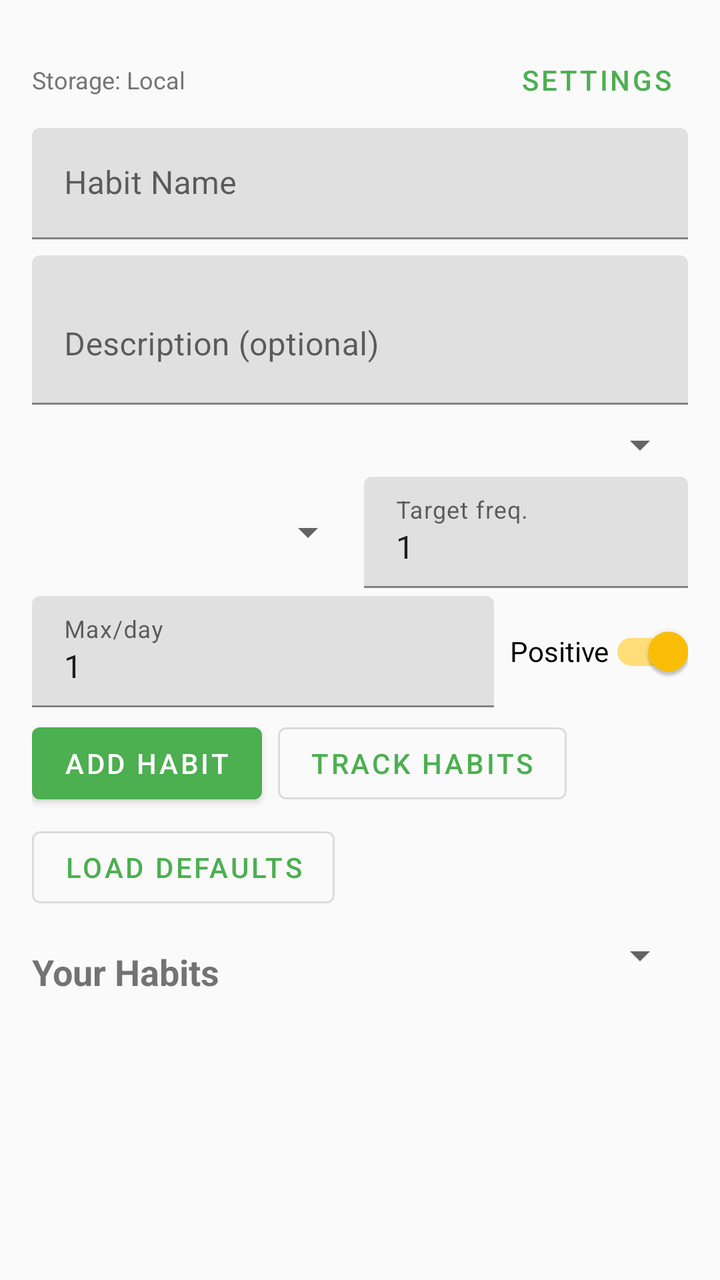
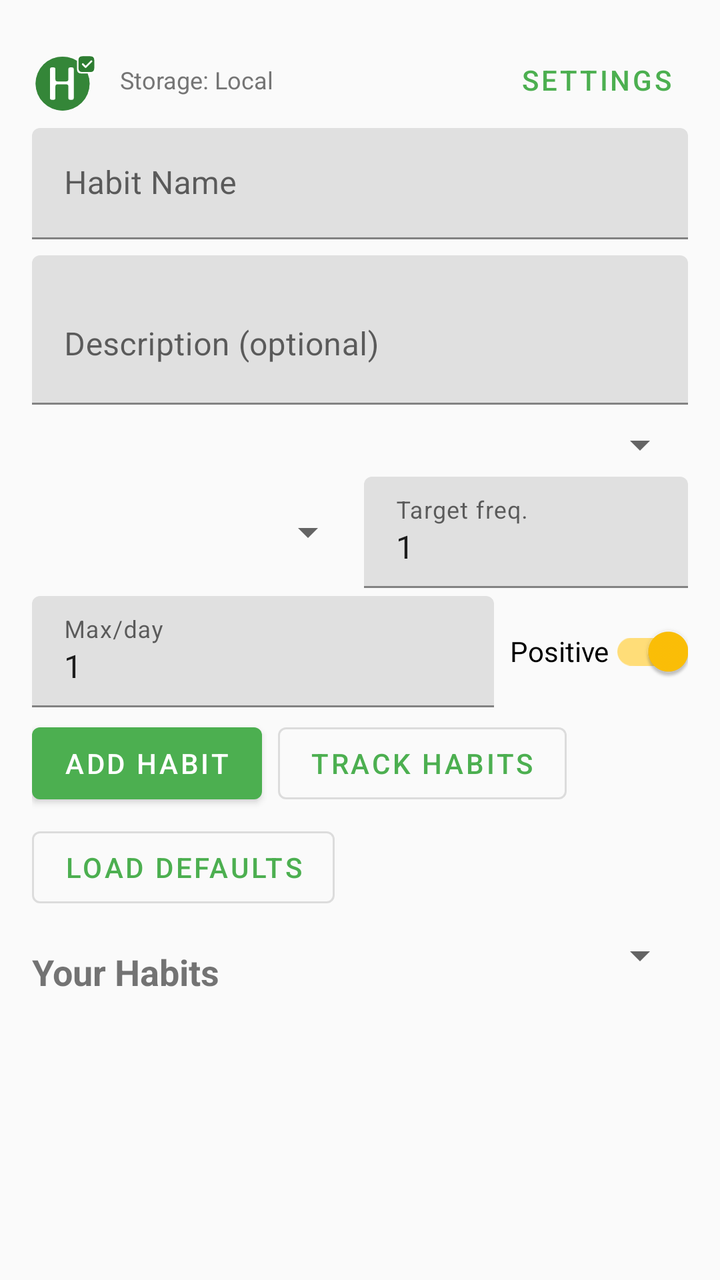

Two renders of the same Android screen: before a commit and after it. Below are the layout's source before the change and the commit's diff.
<!-- AndroidManifest.xml: application theme Theme.HabitEvaluator -->
<!-- res/layout/activity_main.xml -->
<?xml version="1.0" encoding="utf-8"?>
<androidx.constraintlayout.widget.ConstraintLayout xmlns:android="http://schemas.android.com/apk/res/android"
    xmlns:app="http://schemas.android.com/apk/res-auto"
    xmlns:tools="http://schemas.android.com/tools"
    android:layout_width="match_parent"
    android:layout_height="match_parent"
    android:padding="16dp"
    tools:context=".MainActivity">

    <LinearLayout
        android:id="@+id/toolbarLayout"
        android:layout_width="0dp"
        android:layout_height="wrap_content"
        android:orientation="horizontal"
        android:gravity="center_vertical"
        app:layout_constraintEnd_toEndOf="parent"
        app:layout_constraintStart_toStartOf="parent"
        app:layout_constraintTop_toTopOf="parent">

        <TextView
            android:id="@+id/storageModeText"
            android:layout_width="0dp"
            android:layout_height="wrap_content"
            android:layout_weight="1"
            android:text="@string/storage_mode_local"
            android:textSize="12sp"
            android:textColor="@color/text_secondary" />

        <com.google.android.material.button.MaterialButton
            android:id="@+id/settingsButton"
            android:layout_width="wrap_content"
            android:layout_height="wrap_content"
            android:text="@string/settings"
            style="@style/Widget.MaterialComponents.Button.TextButton" />
    </LinearLayout>

    <com.google.android.material.textfield.TextInputLayout
        android:id="@+id/habitNameLayout"
        android:layout_width="0dp"
        android:layout_height="wrap_content"
        android:hint="@string/habit_name_hint"
        app:layout_constraintEnd_toEndOf="parent"
        app:layout_constraintStart_toStartOf="parent"
        app:layout_constraintTop_toBottomOf="@id/toolbarLayout">

        <com.google.android.material.textfield.TextInputEditText
            android:id="@+id/habitNameInput"
            android:layout_width="match_parent"
            android:layout_height="wrap_content"
            android:inputType="text" />
    </com.google.android.material.textfield.TextInputLayout>

    <com.google.android.material.textfield.TextInputLayout
        android:id="@+id/habitDescriptionLayout"
        android:layout_width="0dp"
        android:layout_height="wrap_content"
        android:layout_marginTop="8dp"
        android:hint="@string/habit_description_hint"
        app:layout_constraintEnd_toEndOf="parent"
        app:layout_constraintStart_toStartOf="parent"
        app:layout_constraintTop_toBottomOf="@id/habitNameLayout">

        <com.google.android.material.textfield.TextInputEditText
            android:id="@+id/habitDescriptionInput"
            android:layout_width="match_parent"
            android:layout_height="wrap_content"
            android:inputType="textMultiLine"
            android:minLines="2" />
    </com.google.android.material.textfield.TextInputLayout>

    <Spinner
        android:id="@+id/categorySpinner"
        android:layout_width="0dp"
        android:layout_height="wrap_content"
        android:layout_marginTop="8dp"
        app:layout_constraintEnd_toEndOf="parent"
        app:layout_constraintStart_toStartOf="parent"
        app:layout_constraintTop_toBottomOf="@id/habitDescriptionLayout" />

    <LinearLayout
        android:id="@+id/habitParamsLayout"
        android:layout_width="0dp"
        android:layout_height="wrap_content"
        android:layout_marginTop="4dp"
        android:orientation="horizontal"
        android:gravity="center_vertical"
        app:layout_constraintEnd_toEndOf="parent"
        app:layout_constraintStart_toStartOf="parent"
        app:layout_constraintTop_toBottomOf="@id/categorySpinner">

        <Spinner
            android:id="@+id/frequencyTypeSpinner"
            android:layout_width="0dp"
            android:layout_height="wrap_content"
            android:layout_weight="1" />

        <com.google.android.material.textfield.TextInputLayout
            android:layout_width="0dp"
            android:layout_height="wrap_content"
            android:layout_weight="1"
            android:layout_marginStart="4dp"
            android:hint="@string/target_frequency_hint">

            <com.google.android.material.textfield.TextInputEditText
                android:id="@+id/targetFrequencyInput"
                android:layout_width="match_parent"
                android:layout_height="wrap_content"
                android:inputType="number"
                android:text="1" />
        </com.google.android.material.textfield.TextInputLayout>
    </LinearLayout>

    <LinearLayout
        android:id="@+id/habitParams2Layout"
        android:layout_width="0dp"
        android:layout_height="wrap_content"
        android:layout_marginTop="4dp"
        android:orientation="horizontal"
        android:gravity="center_vertical"
        app:layout_constraintEnd_toEndOf="parent"
        app:layout_constraintStart_toStartOf="parent"
        app:layout_constraintTop_toBottomOf="@id/habitParamsLayout">

        <com.google.android.material.textfield.TextInputLayout
            android:layout_width="0dp"
            android:layout_height="wrap_content"
            android:layout_weight="1"
            android:hint="@string/max_entries_per_day_hint">

            <com.google.android.material.textfield.TextInputEditText
                android:id="@+id/maxEntriesPerDayInput"
                android:layout_width="match_parent"
                android:layout_height="wrap_content"
                android:inputType="number"
                android:text="1" />
        </com.google.android.material.textfield.TextInputLayout>

        <com.google.android.material.switchmaterial.SwitchMaterial
            android:id="@+id/positiveScoringSwitch"
            android:layout_width="wrap_content"
            android:layout_height="wrap_content"
            android:layout_marginStart="8dp"
            android:text="@string/positive_scoring"
            android:checked="true" />
    </LinearLayout>

    <com.google.android.material.button.MaterialButton
        android:id="@+id/addHabitButton"
        android:layout_width="wrap_content"
        android:layout_height="wrap_content"
        android:layout_marginTop="4dp"
        android:text="@string/add_habit"
        app:layout_constraintStart_toStartOf="parent"
        app:layout_constraintTop_toBottomOf="@id/habitParams2Layout" />

    <com.google.android.material.button.MaterialButton
        android:id="@+id/trackHabitsButton"
        android:layout_width="wrap_content"
        android:layout_height="wrap_content"
        android:layout_marginTop="4dp"
        android:layout_marginStart="8dp"
        android:text="@string/track_habits"
        style="@style/Widget.MaterialComponents.Button.OutlinedButton"
        app:layout_constraintStart_toEndOf="@id/addHabitButton"
        app:layout_constraintTop_toBottomOf="@id/habitParams2Layout" />

    <com.google.android.material.button.MaterialButton
        android:id="@+id/loadDefaultsButton"
        android:layout_width="wrap_content"
        android:layout_height="wrap_content"
        android:layout_marginTop="4dp"
        android:text="@string/load_defaults"
        style="@style/Widget.MaterialComponents.Button.OutlinedButton"
        app:layout_constraintStart_toStartOf="parent"
        app:layout_constraintTop_toBottomOf="@id/addHabitButton" />

    <TextView
        android:id="@+id/habitsLabel"
        android:layout_width="wrap_content"
        android:layout_height="wrap_content"
        android:layout_marginTop="16dp"
        android:text="@string/your_habits"
        android:textSize="18sp"
        android:textStyle="bold"
        app:layout_constraintStart_toStartOf="parent"
        app:layout_constraintTop_toBottomOf="@id/loadDefaultsButton" />

    <Spinner
        android:id="@+id/categoryFilterSpinner"
        android:layout_width="0dp"
        android:layout_height="wrap_content"
        app:layout_constraintEnd_toEndOf="parent"
        app:layout_constraintStart_toEndOf="@id/habitsLabel"
        app:layout_constraintTop_toBottomOf="@id/loadDefaultsButton"
        android:layout_marginStart="8dp"
        android:layout_marginTop="8dp" />

    <androidx.recyclerview.widget.RecyclerView
        android:id="@+id/habitsRecyclerView"
        android:layout_width="0dp"
        android:layout_height="0dp"
        android:layout_marginTop="8dp"
        app:layout_constraintBottom_toTopOf="@id/evaluationCard"
        app:layout_constraintEnd_toEndOf="parent"
        app:layout_constraintStart_toStartOf="parent"
        app:layout_constraintTop_toBottomOf="@id/categoryFilterSpinner" />

    <androidx.cardview.widget.CardView
        android:id="@+id/evaluationCard"
        android:layout_width="0dp"
        android:layout_height="wrap_content"
        android:layout_marginTop="16dp"
        android:visibility="gone"
        app:cardCornerRadius="8dp"
        app:cardElevation="4dp"
        app:layout_constraintBottom_toBottomOf="parent"
        app:layout_constraintEnd_toEndOf="parent"
        app:layout_constraintStart_toStartOf="parent">

        <LinearLayout
            android:layout_width="match_parent"
            android:layout_height="wrap_content"
            android:orientation="vertical"
            android:padding="16dp">

            <TextView
                android:id="@+id/selectedHabitName"
                android:layout_width="wrap_content"
                android:layout_height="wrap_content"
                android:textSize="16sp"
                android:textStyle="bold" />

            <TextView
                android:id="@+id/streakText"
                android:layout_width="wrap_content"
                android:layout_height="wrap_content"
                android:layout_marginTop="8dp" />

            <TextView
                android:id="@+id/completionRateText"
                android:layout_width="wrap_content"
                android:layout_height="wrap_content"
                android:layout_marginTop="4dp" />

            <ProgressBar
                android:id="@+id/completionProgress"
                style="?android:attr/progressBarStyleHorizontal"
                android:layout_width="match_parent"
                android:layout_height="wrap_content"
                android:layout_marginTop="8dp"
                android:max="100" />

            <View
                android:layout_width="match_parent"
                android:layout_height="1dp"
                android:layout_marginTop="8dp"
                android:background="@android:color/darker_gray" />

            <TextView
                android:layout_width="wrap_content"
                android:layout_height="wrap_content"
                android:layout_marginTop="8dp"
                android:text="@string/completion_points"
                android:textSize="14sp"
                android:textStyle="bold" />

            <LinearLayout
                android:layout_width="match_parent"
                android:layout_height="wrap_content"
                android:layout_marginTop="4dp"
                android:orientation="horizontal">

                <TextView
                    android:id="@+id/dailyPointsText"
                    android:layout_width="0dp"
                    android:layout_height="wrap_content"
                    android:layout_weight="1"
                    android:gravity="center" />

                <TextView
                    android:id="@+id/weeklyPointsText"
                    android:layout_width="0dp"
                    android:layout_height="wrap_content"
                    android:layout_weight="1"
                    android:gravity="center" />

                <TextView
                    android:id="@+id/monthlyPointsText"
                    android:layout_width="0dp"
                    android:layout_height="wrap_content"
                    android:layout_weight="1"
                    android:gravity="center" />
            </LinearLayout>

            <com.google.android.material.button.MaterialButton
                android:id="@+id/completeButton"
                android:layout_width="wrap_content"
                android:layout_height="wrap_content"
                android:layout_marginTop="8dp"
                android:text="@string/mark_complete" />
        </LinearLayout>
    </androidx.cardview.widget.CardView>
</androidx.constraintlayout.widget.ConstraintLayout>
<!-- resources referenced by this layout -->
<resources>
  <color name="text_secondary">#757575</color>
  <string name="add_habit">Add Habit</string>
  <string name="completion_points">Completion Points</string>
  <string name="habit_description_hint">Description (optional)</string>
  <string name="habit_name_hint">Habit Name</string>
  <string name="load_defaults">Load Defaults</string>
  <string name="mark_complete">Mark Complete</string>
  <string name="max_entries_per_day_hint">Max/day</string>
  <string name="positive_scoring">Positive</string>
  <string name="settings">Settings</string>
  <string name="storage_mode_local">Storage: Local</string>
  <string name="target_frequency_hint">Target freq.</string>
  <string name="track_habits">Track Habits</string>
  <string name="your_habits">Your Habits</string>
  <style name="Theme.HabitEvaluator" parent="Theme.MaterialComponents.DayNight.DarkActionBar">
          <item name="colorPrimary">@color/primary</item>
          <item name="colorPrimaryDark">@color/primary_dark</item>
          <item name="colorAccent">@color/accent</item>
          <item name="android:windowBackground">@color/background</item>
      </style>
  <color name="primary">#4CAF50</color>
  <color name="primary_dark">#388E3C</color>
  <color name="accent">#FFC107</color>
  <color name="background">#FAFAFA</color>
</resources>

<!-- the commit's change to res/layout/activity_main.xml (unified diff, before → after) -->
@@ -17,11 +17,19 @@
         app:layout_constraintStart_toStartOf="parent"
         app:layout_constraintTop_toTopOf="parent">
 
+        <ImageView
+            android:id="@+id/appLogo"
+            android:layout_width="36dp"
+            android:layout_height="36dp"
+            android:src="@drawable/ic_launcher"
+            android:contentDescription="@string/app_name" />
+
         <TextView
             android:id="@+id/storageModeText"
             android:layout_width="0dp"
             android:layout_height="wrap_content"
             android:layout_weight="1"
+            android:layout_marginStart="8dp"
             android:text="@string/storage_mode_local"
             android:textSize="12sp"
             android:textColor="@color/text_secondary" />
<!-- resource entries referenced after the edit -->
@@ -1,7 +1,51 @@
 <!-- resources referenced by this layout -->
 <resources>
   <color name="text_secondary">#757575</color>
+  <!-- drawable ic_launcher (drawable) -->
+  <?xml version="1.0" encoding="utf-8"?>
+  <vector xmlns:android="http://schemas.android.com/apk/res/android"
+      android:width="108dp"
+      android:height="108dp"
+      android:viewportWidth="200"
+      android:viewportHeight="200">
+  
+      
+      <path
+          android:fillColor="#1B5E20"
+          android:pathData="M85,110m-75,0a75,75 0,1 1,150 0a75,75 0,1 1,-150 0" />
+  
+      
+      <path
+          android:fillColor="#4CAF50"
+          android:fillAlpha="0.5"
+          android:pathData="M85,110m-75,0a75,75 0,1 1,150 0a75,75 0,1 1,-150 0" />
+  
+      
+      <path
+          android:fillColor="#FFFFFF"
+          android:pathData="M50,70 L50,150 Q50,155 55,155 L60,155 Q65,155 65,150 L65,118 Q65,112 71,112 L95,112 Q101,112 101,118 L101,150 Q101,155 106,155 L111,155 Q116,155 116,150 L116,70 Q116,65 111,65 L106,65 Q101,65 101,70 L101,98 Q101,104 95,104 L71,104 Q65,104 65,98 L65,70 Q65,65 60,65 L55,65 Q50,65 50,70 Z" />
+  
+      
+      <path
+          android:fillColor="#FFFFFF"
+          android:pathData="M137,30 L165,30 Q177,30 177,42 L177,70 Q177,82 165,82 L137,82 Q125,82 125,70 L125,42 Q125,30 137,30 Z" />
+  
+      
+      <path
+          android:fillColor="#2E7D32"
+          android:pathData="M140,34 L162,34 Q173,34 173,45 L173,67 Q173,78 162,78 L140,78 Q129,78 129,67 L129,45 Q129,34 140,34 Z" />
+  
+      
+      <path
+          android:fillColor="@android:color/transparent"
+          android:pathData="M141,56 L149,64 L165,48"
+          android:strokeWidth="5"
+          android:strokeColor="#FFFFFF"
+          android:strokeLineCap="round"
+          android:strokeLineJoin="round" />
+  </vector>
   <string name="add_habit">Add Habit</string>
+  <string name="app_name">Habit Evaluator</string>
   <string name="completion_points">Completion Points</string>
   <string name="habit_description_hint">Description (optional)</string>
   <string name="habit_name_hint">Habit Name</string>
